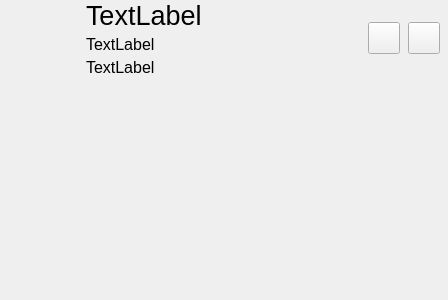
Before: the Qt Designer form ui/listview.ui in WarpshotCoH/sunrise-launcher, drawn with Qt 5.
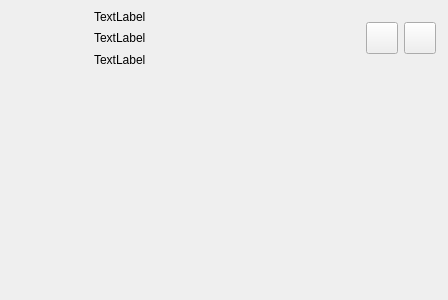
After: the same form once the commit is applied. Icons and pictures are not drawn.

```diff
--- a/ui/listview.ui
+++ b/ui/listview.ui
@@ -15,19 +15,19 @@
   </property>
   <layout class="QHBoxLayout" name="horizontalLayout">
    <property name="spacing">
-    <number>-1</number>
+    <number>12</number>
    </property>
    <property name="leftMargin">
-    <number>8</number>
+    <number>12</number>
    </property>
    <property name="topMargin">
-    <number>0</number>
+    <number>6</number>
    </property>
    <property name="rightMargin">
-    <number>8</number>
+    <number>12</number>
    </property>
    <property name="bottomMargin">
-    <number>8</number>
+    <number>12</number>
    </property>
    <item>
     <widget class="QWidget" name="serverListLayoutW" native="true">
@@ -136,7 +136,7 @@
         </property>
         <layout class="QHBoxLayout" name="detailsHeaderLayout">
          <property name="spacing">
-          <number>8</number>
+          <number>6</number>
          </property>
          <property name="leftMargin">
           <number>0</number>
@@ -181,15 +181,10 @@
          <item>
           <layout class="QVBoxLayout" name="detailsText">
            <property name="spacing">
-            <number>4</number>
+            <number>0</number>
            </property>
            <item>
             <widget class="QLabel" name="detailsName">
-             <property name="font">
-              <font>
-               <pointsize>20</pointsize>
-              </font>
-             </property>
              <property name="text">
               <string>TextLabel</string>
              </property>
@@ -197,11 +192,6 @@
            </item>
            <item>
             <widget class="QLabel" name="detailsSubname1">
-             <property name="font">
-              <font>
-               <pointsize>12</pointsize>
-              </font>
-             </property>
              <property name="text">
               <string>TextLabel</string>
              </property>
@@ -209,11 +199,6 @@
            </item>
            <item>
             <widget class="QLabel" name="detailsSubname2">
-             <property name="font">
-              <font>
-               <pointsize>12</pointsize>
-              </font>
-             </property>
              <property name="text">
               <string>TextLabel</string>
              </property>
@@ -222,7 +207,7 @@
           </layout>
          </item>
          <item>
-          <widget class="QPushButton" name="detailSettings">
+          <widget class="QPushButton" name="detailWebsite">
            <property name="sizePolicy">
             <sizepolicy hsizetype="Fixed" vsizetype="Fixed">
              <horstretch>0</horstretch>
@@ -254,7 +239,7 @@
           </widget>
          </item>
          <item>
-          <widget class="QPushButton" name="detailWebsite">
+          <widget class="QPushButton" name="detailSettings">
            <property name="sizePolicy">
             <sizepolicy hsizetype="Fixed" vsizetype="Fixed">
              <horstretch>0</horstretch>
```
Left out of the diff: 4 changed lines with no effect on the pictures.
